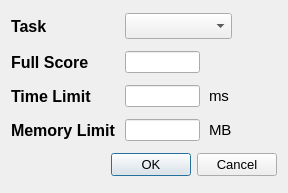
Old version of the form forms_unix/addtaskdialog.ui in the repository Project-LemonLime/Project_LemonLime.
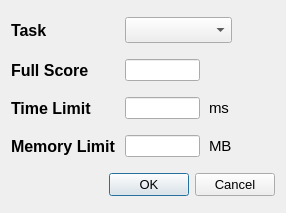
New version of the form.

Diff of the .ui file:
```diff
--- a/forms_unix/addtaskdialog.ui
+++ b/forms_unix/addtaskdialog.ui
@@ -6,8 +6,8 @@
    <rect>
     <x>0</x>
     <y>0</y>
-    <width>288</width>
-    <height>193</height>
+    <width>286</width>
+    <height>213</height>
    </rect>
   </property>
   <property name="minimumSize">
```
